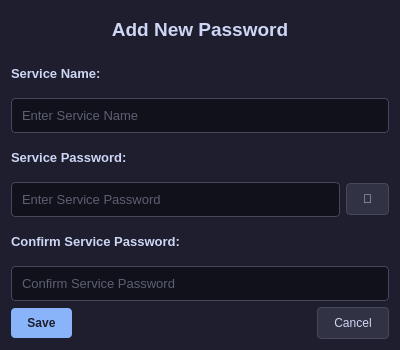
Before: the Qt Designer form SiriusVaultGUI/src/dialog_pm_addP.ui in Ghospicer/SiriusVault, drawn with Qt 5.
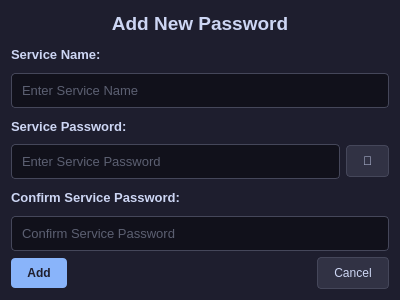
After: the same form once the commit is applied. Icons and pictures are not drawn.

What changed in the file:
```diff
--- a/SiriusVaultGUI/src/dialog_pm_addP.ui
+++ b/SiriusVaultGUI/src/dialog_pm_addP.ui
@@ -7,7 +7,7 @@
     <x>0</x>
     <y>0</y>
     <width>400</width>
-    <height>350</height>
+    <height>300</height>
    </rect>
   </property>
   <property name="maximumSize">
@@ -241,7 +241,7 @@
 }</string>
        </property>
        <property name="text">
-        <string>Save</string>
+        <string>Add</string>
        </property>
       </widget>
      </item>
```
Left out of the diff: 6 changed lines with no effect on the pictures.
